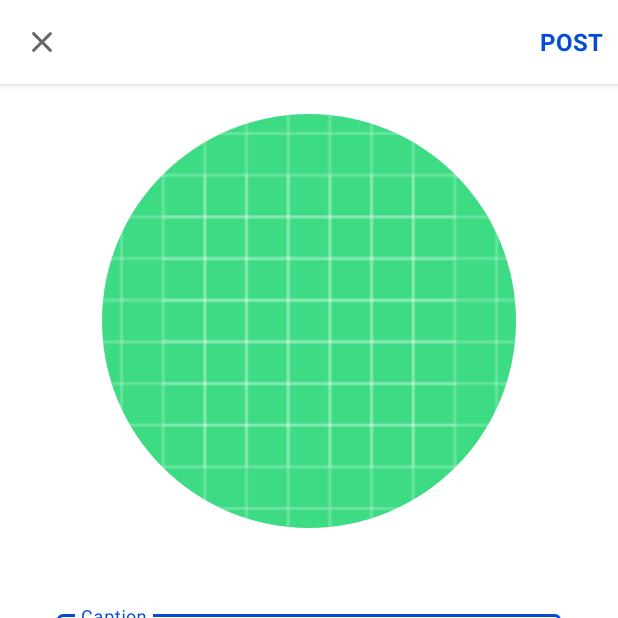
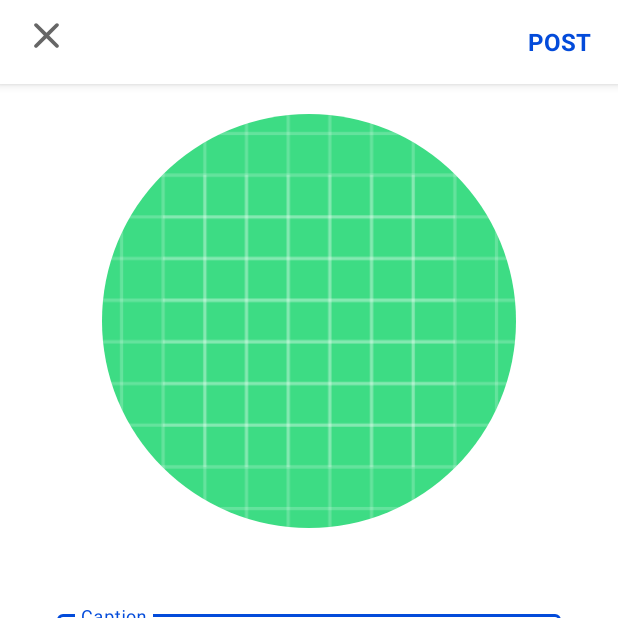
Before and after one commit to keithchad/Instagram-Clone, an Android app: the PostActivity screen opened directly, with no data from a screen before it, on a phone screen of 412 x 824 dp, the top half of it. Run offline under Robolectric (Android 15) with nearby library versions, the phone set to English and light mode, and no system bars; our stand-ins replace Firebase (no records; nobody signed in at launch, a user with empty details on screens opened directly); libraries missing offline, so code that uses them is left out: com.theartofdev.edmodo; plain views replace RoundedImageView; pictures from the network do not load; 1 statement that could not run was skipped.

Commit message:
few changes

```diff
--- a/app/src/main/java/com/chad/instagramclone/Activity/MainActivity.java
+++ b/app/src/main/java/com/chad/instagramclone/Activity/MainActivity.java
@@ -37,7 +37,6 @@ public class MainActivity extends AppCompatActivity {
         bottomNavigationView.setOnNavigationItemSelectedListener(onNavigationItemSelectedListener);
         getSupportFragmentManager().beginTransaction().replace(R.id.fragmentContainer,
                 new HomeFragment()).commit();
-
     }
 
     @SuppressLint("NonConstantResourceId")
@@ -52,9 +51,8 @@ public class MainActivity extends AppCompatActivity {
                         selectedFragment = new SearchFragment();
                         break;
                     case R.id.addPhoto:
-                        Intent intent = new Intent(MainActivity.this, SplashActivity.class);
+                        Intent intent = new Intent(MainActivity.this, PostActivity.class);
                         startActivity(intent);
-                        FirebaseAuth.getInstance().signOut();
                         break;
                     case R.id.notification:
                         selectedFragment = new NotificationFragment();
--- a/app/src/main/java/com/chad/instagramclone/Activity/PostActivity.java
+++ b/app/src/main/java/com/chad/instagramclone/Activity/PostActivity.java
@@ -67,7 +67,7 @@ public class PostActivity extends AppCompatActivity {
             finish();
         });
 
-        imagePost.setOnClickListener(v -> uploadImage());
+        textPost.setOnClickListener(v -> uploadImage());
 
         CropImage.activity()
                 .setAspectRatio(1,1)
@@ -137,7 +137,9 @@ public class PostActivity extends AppCompatActivity {
         super.onActivityResult(requestCode, resultCode, data);
         if (requestCode == CropImage.CROP_IMAGE_ACTIVITY_REQUEST_CODE && resultCode == RESULT_OK) {
             CropImage.ActivityResult result = CropImage.getActivityResult(data);
-            imageUri = result.getUri();
+            if (result != null) {
+                imageUri = result.getUri();
+            }
             imagePost.setImageURI(imageUri);
         } else {
             Toast.makeText(this, "Something went wrong!", Toast.LENGTH_SHORT).show();
--- a/app/src/main/res/layout/activity_post.xml
+++ b/app/src/main/res/layout/activity_post.xml
@@ -26,8 +26,8 @@
 
                 <ImageView
                     android:id="@+id/imageClose"
-                    android:layout_width="wrap_content"
-                    android:layout_height="wrap_content"
+                    android:layout_width="30dp"
+                    android:layout_height="30dp"
                     android:background="?selectableItemBackgroundBorderless"
                     android:clickable="true"
                     android:focusable="true"
@@ -37,8 +37,8 @@
 
                 <ProgressBar
                     android:id="@+id/postProgressBar"
-                    android:layout_width="wrap_content"
-                    android:layout_height="wrap_content"
+                    android:layout_width="30dp"
+                    android:layout_height="30dp"
                     android:layout_marginEnd="10dp"
                     android:visibility="gone"
                     android:layout_alignParentEnd="true"
@@ -50,7 +50,11 @@
                     android:layout_width="wrap_content"
                     android:layout_height="wrap_content"
                     android:text="@string/post"
+                    android:maxLines="1"
+                    android:padding="8dp"
                     android:background="?selectableItemBackground"
+                    android:clickable="true"
+                    android:focusable="true"
                     android:layout_marginEnd="10dp"
                     android:textSize="16sp"
                     android:textStyle="bold"
```
Also changed, not shown: app/src/main/AndroidManifest.xml (+7 -5 lines).
